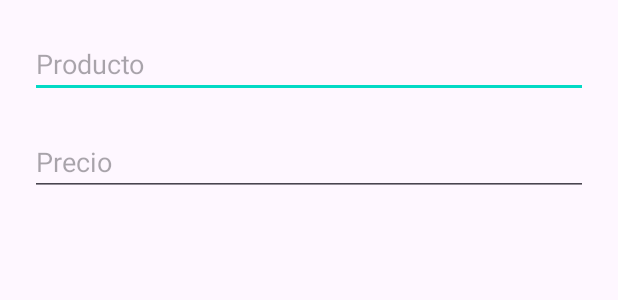
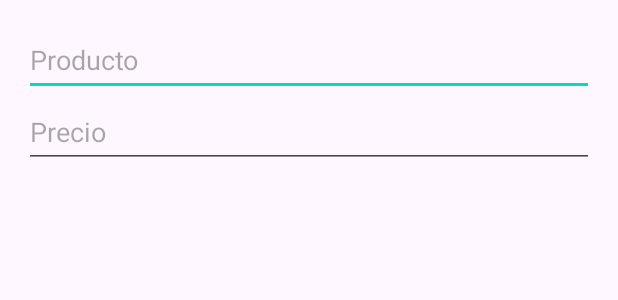
Before and after one commit to rubensg2499/LatePay, an Android app: the layout agregar_producto.xml on its own in the app's theme, with its tools: preview values and no code run, on a phone screen of 412 x 824 dp. Shown: the top 300 px of the screen. Run offline under Robolectric (Android 15) with nearby library versions, the phone set to English and light mode, and no system bars.

Commit message:
v1.4.1 Se agregó la funcionalidad de agregar producto.

```diff
--- a/app/src/main/java/com/example/latepay/clientes.java
+++ b/app/src/main/java/com/example/latepay/clientes.java
@@ -1,6 +1,7 @@
 package com.example.latepay;
 
 import static com.example.latepay.utilidades.utilidades.FIELD_CUSTOMER_ID;
+import static com.example.latepay.utilidades.utilidades.FIELD_PAID;
 import static com.example.latepay.utilidades.utilidades.FIELD_PRICE;
 import static com.example.latepay.utilidades.utilidades.TABLE_CUSTOMER;
 import static com.example.latepay.utilidades.utilidades.TABLE_DEBT;
@@ -90,7 +91,7 @@ public class clientes extends Fragment {
         listClientes = new ArrayList<>();
         while(cursor.moveToNext()){
             double deuda = 0.0;
-            Cursor cursor2 = db.rawQuery("SELECT " + FIELD_PRICE + " FROM " + TABLE_DEBT + " WHERE "+FIELD_CUSTOMER_ID+" = "+cursor.getInt(0),null);
+            Cursor cursor2 = db.rawQuery("SELECT " + FIELD_PRICE + " FROM " + TABLE_DEBT + " WHERE "+FIELD_CUSTOMER_ID+" = "+cursor.getInt(0)+" AND "+FIELD_PAID+"='false'",null);
             while (cursor2.moveToNext()){
                 deuda+=cursor2.getDouble(0);
             }
--- a/app/src/main/res/layout/activity_deudas.xml
+++ b/app/src/main/res/layout/activity_deudas.xml
@@ -7,7 +7,7 @@
     tools:context=".deudas">
 
     <Button
-        android:id="@+id/buttonDeuda"
+        android:id="@+id/buttonPagarTodo"
         android:layout_width="match_parent"
         android:layout_height="wrap_content"
         android:text="@string/pagar_todo"
@@ -24,7 +24,7 @@
         app:layout_constraintEnd_toEndOf="parent"
         app:layout_constraintHorizontal_bias="0.0"
         app:layout_constraintStart_toStartOf="parent"
-        app:layout_constraintTop_toBottomOf="@+id/buttonDeuda" />
+        app:layout_constraintTop_toBottomOf="@+id/buttonPagarTodo" />
 
     <!--<Button
         android:id="@+id/buttonAgregar"
@@ -37,7 +37,7 @@
         app:layout_constraintEnd_toEndOf="parent" />
     -->
     <com.google.android.material.floatingactionbutton.FloatingActionButton
-        android:id="@+id/agregar"
+        android:id="@+id/buttonAgregar"
         android:layout_width="wrap_content"
         android:layout_height="wrap_content"
         android:contentDescription="@string/agregar"
--- a/app/src/main/res/layout/agregar_producto.xml
+++ b/app/src/main/res/layout/agregar_producto.xml
@@ -1,31 +1,29 @@
 <?xml version="1.0" encoding="utf-8"?>
-<androidx.constraintlayout.widget.ConstraintLayout xmlns:android="http://schemas.android.com/apk/res/android"
-    xmlns:app="http://schemas.android.com/apk/res-auto"
-    xmlns:tools="http://schemas.android.com/tools"
+<RelativeLayout
+    xmlns:android="http://schemas.android.com/apk/res/android"
+    android:id="@+id/dialogAgregarDeuda"
     android:layout_width="match_parent"
-    android:layout_height="match_parent">
-
+    android:layout_height="match_parent"
+    android:padding="16dp"
+    >
     <EditText
         android:id="@+id/txt_producto"
         android:layout_width="match_parent"
         android:layout_height="wrap_content"
-        android:ems="10"
-        android:inputType="textPersonName"
         android:hint="@string/producto"
-        android:layout_margin="20dp"
-        app:layout_constraintEnd_toEndOf="parent"
-        app:layout_constraintStart_toStartOf="parent"
-        app:layout_constraintTop_toTopOf="parent" />
+        android:minHeight="48dp"
+        android:inputType="text"
+        android:autofillHints="" />
 
     <EditText
         android:id="@+id/txt_precio"
         android:layout_width="match_parent"
         android:layout_height="wrap_content"
-        android:ems="10"
+        android:layout_below="@+id/txt_producto"
+        android:layout_alignParentStart="true"
+        android:hint="@string/precio"
+        android:minHeight="48dp"
         android:inputType="numberDecimal"
-        android:hint="@string/precio"
-        android:layout_margin="20dp"
-        app:layout_constraintEnd_toEndOf="parent"
-        app:layout_constraintStart_toStartOf="parent"
-        app:layout_constraintTop_toBottomOf="@+id/txt_producto" />
-</androidx.constraintlayout.widget.ConstraintLayout>
+        android:autofillHints="" />
+
+</RelativeLayout>
--- a/app/src/main/res/values/strings.xml
+++ b/app/src/main/res/values/strings.xml
@@ -30,7 +30,7 @@
     <string name="registro_eliminado">Registro eliminado exitosamente.</string>
     <string name="registro_actualizado">Registro actualizado exitosamente.</string>
     <string name="confirmacion_hacer">¿Qué desea hacer?</string>
-    <string name="ver_registros">Ver registros</string>
+    <string name="ver_registros">Ver cuenta</string>
     <string name="editar_cliente">Editar cliente</string>
     <string name="deuda_total">Debe: MXN $</string>
     <string name="error_nombre">Debe ingresar un nombre.</string>
```
Also changed, not shown: app/src/main/java/com/example/latepay/ExampleDialog.java (added, +71 -0 lines), app/src/main/java/com/example/latepay/deudas.java (+102 -13 lines).
